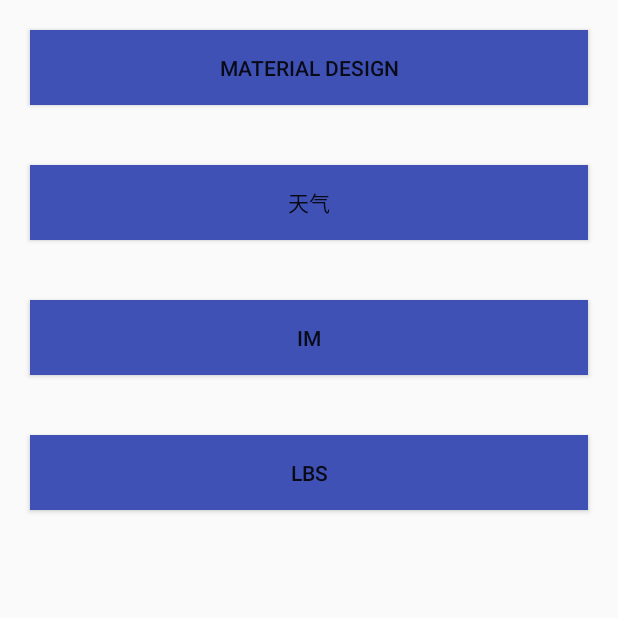
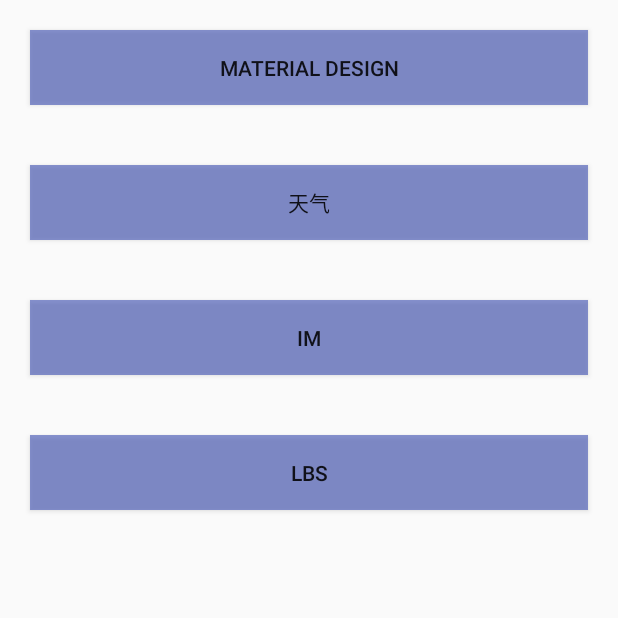
Before and after one commit to AKA-AJia/ReUnionNote, an Android app: the screen it shows after launch (MainActivity), on a phone screen of 412 x 824 dp, the top half of it. Run offline under Robolectric (Android 15) with nearby library versions, the phone set to English and light mode, and no system bars; our stand-ins replace ButterKnife.

Commit message:
修改天气信息背景透明度

```diff
--- a/app/src/main/res/layout/aqi.xml
+++ b/app/src/main/res/layout/aqi.xml
@@ -3,7 +3,6 @@
     android:layout_width="match_parent"
     android:layout_height="match_parent"
     android:layout_marginTop="20dp"
-    android:alpha="0.5"
     android:background="@color/colorPrimary"
     android:orientation="vertical"
     android:layout_margin="20dp">
--- a/app/src/main/res/layout/forecast_weather.xml
+++ b/app/src/main/res/layout/forecast_weather.xml
@@ -3,7 +3,6 @@
     android:orientation="vertical" android:layout_width="match_parent"
     android:layout_height="match_parent"
     android:background="@color/colorPrimary"
-    android:alpha="0.5"
     android:layout_marginTop="20dp"
     android:layout_margin="20dp">
 
--- a/app/src/main/res/layout/suggestion.xml
+++ b/app/src/main/res/layout/suggestion.xml
@@ -5,7 +5,6 @@
     android:layout_margin="20dp"
     android:layout_marginTop="20dp"
     android:background="@color/colorPrimary"
-    android:alpha="0.5"
     android:orientation="vertical">
 
     <TextView
--- a/app/src/main/res/values/colors.xml
+++ b/app/src/main/res/values/colors.xml
@@ -1,6 +1,6 @@
 <?xml version="1.0" encoding="utf-8"?>
 <resources>
-    <color name="colorPrimary">#3F51B5</color>
+    <color name="colorPrimary">#993F51B5</color>
     <color name="colorPrimaryDark">#303F9F</color>
     <color name="colorAccent">#FF4081</color>
 </resources>
```
